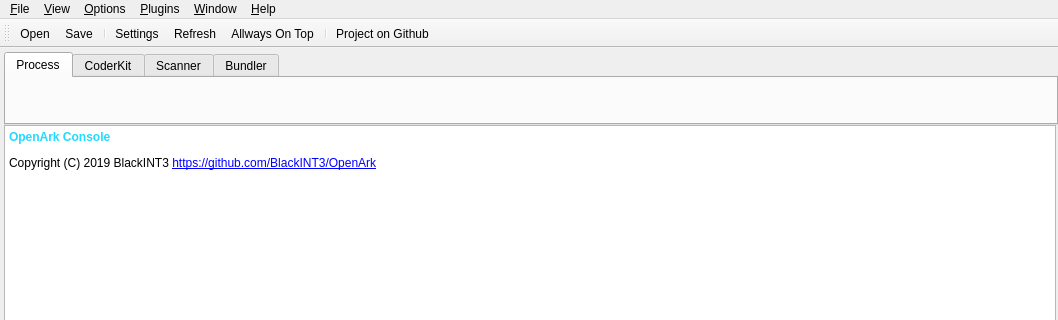
The window that src/OpenArk/ui/openark.ui (BlackINT3/OpenArk) describes before a commit, drawn with Qt 5; both pictures show x 0 to 1058 and y 0 to 320 of the 1058 by 696 pixel window.
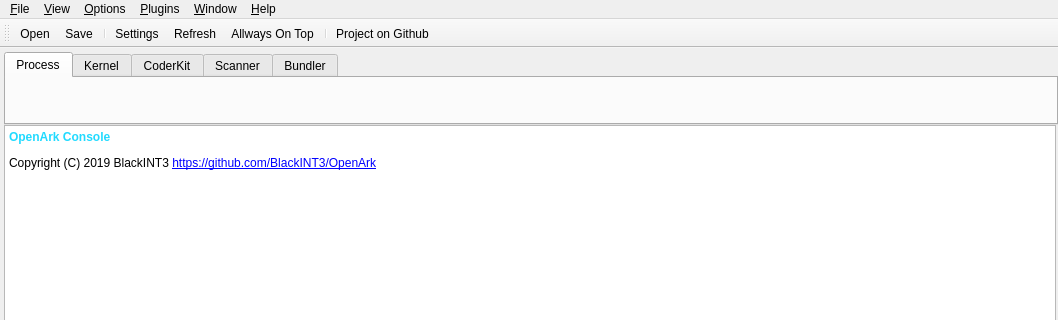
The same window after the commit. The open tabs and pages were chosen to show the change. Icons and pictures are not drawn.

Commit message: support kernel view, install driver

What changed in the file:
```diff
--- a/src/OpenArk/ui/openark.ui
+++ b/src/OpenArk/ui/openark.ui
@@ -75,6 +75,11 @@
          <string>Process</string>
         </attribute>
        </widget>
+       <widget class="QWidget" name="tabKernel">
+        <attribute name="title">
+         <string>Kernel</string>
+        </attribute>
+       </widget>
        <widget class="QWidget" name="tabCoderKit">
         <attribute name="title">
          <string>CoderKit</string>
```
Left out of the diff: 2 changed lines with no effect on the pictures. The commit also changes 11 other files.
